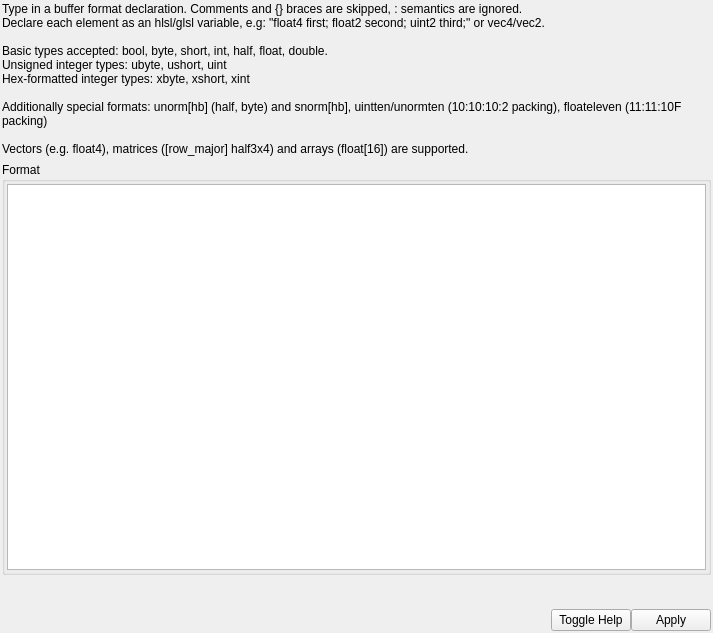
Qt form qrenderdoc/Widgets/BufferFormatSpecifier.ui (baldurk/renderdoc) before a commit.
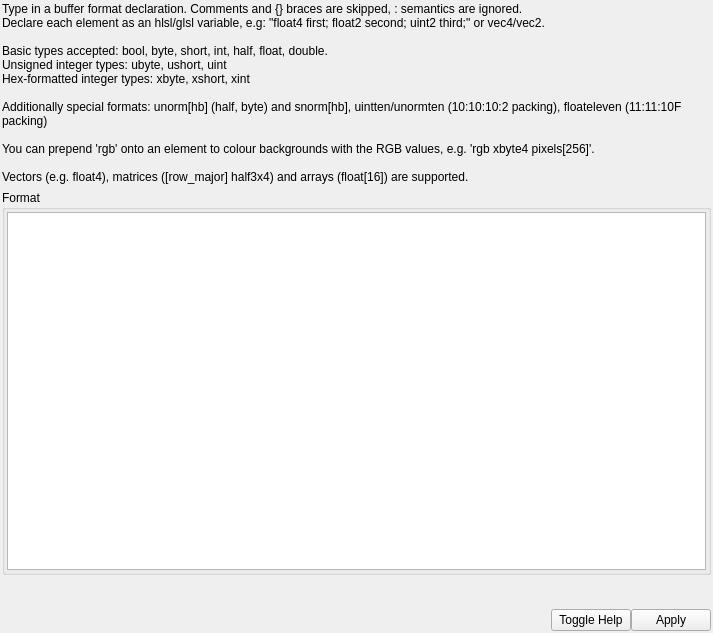
The same form after that commit.

Commit message:
Add an optional 'rgb' specifier to colour buffer cells backgrounds
* When opening a texture as a buffer we can make use of this.

Patch:
```diff
--- a/qrenderdoc/Widgets/BufferFormatSpecifier.ui
+++ b/qrenderdoc/Widgets/BufferFormatSpecifier.ui
@@ -84,6 +84,8 @@
 
 Additionally special formats: unorm[hb] (half, byte) and snorm[hb], uintten/unormten (10:10:10:2 packing), floateleven (11:11:10F packing)
 
+You can prepend 'rgb' onto an element to colour backgrounds with the RGB values, e.g. 'rgb xbyte4 pixels[256]'.
+
 Vectors (e.g. float4), matrices ([row_major] half3x4) and arrays (float[16]) are supported.</string>
      </property>
      <property name="wordWrap">
```
Lines whose indentation alone changed are shown as unchanged. The commit also changes 4 other files.
